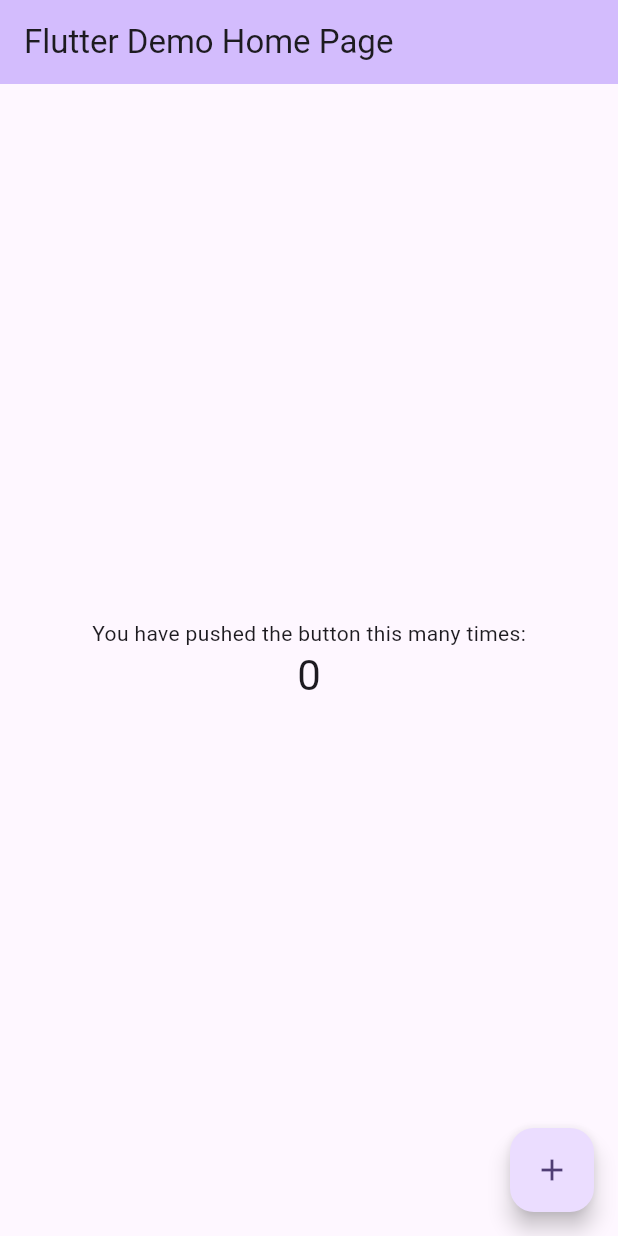
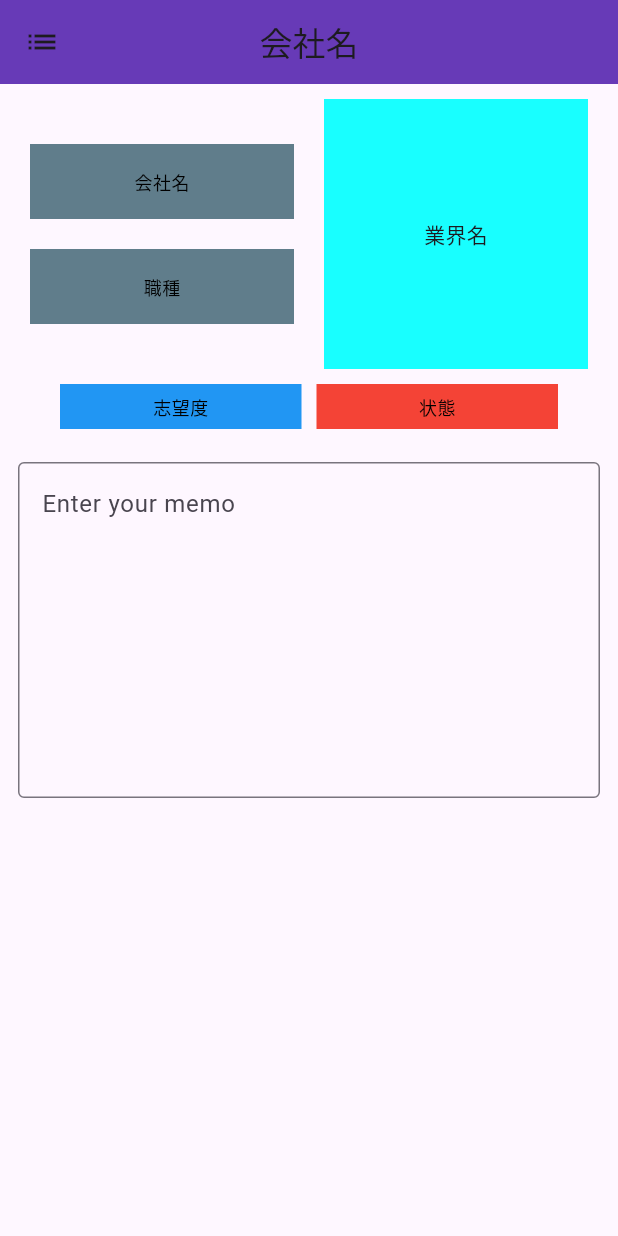
Before and after one commit to haru135790/syukaku, a Flutter app: the screen it shows after launch, on a phone screen of 412 x 824 dp. Run offline on Flutter 3.47's test engine with Material 3 defaults, Android fonts, the phone set to English and light mode, and no system bars.

Commit message:
最低限の箱

```diff
--- /dev/null
+++ b/flutter_syukaku/lib/jpcome.dart
@@ -0,0 +1,114 @@
+import 'package:flutter/material.dart';
+
+void main() {
+  runApp(const MyApp());
+}
+
+class MyApp extends StatelessWidget {
+  const MyApp({super.key});
+
+  // このウィジェットはアプリケーションのルートです。
+  @override
+  Widget build(BuildContext context) {
+    return MaterialApp(
+      title: 'Flutter デモ',
+      theme: ThemeData(
+        // これはアプリケーションのテーマです。
+        //
+        // 試してみてください: "flutter run" でアプリケーションを実行してみてください。
+        // アプリケーションには紫色のツールバーが表示されます。
+        // アプリを終了せずに、以下の colorScheme の seedColor を Colors.green に変更して、
+        // "hot reload" を実行してみてください（変更を保存するか、Flutter 対応の IDE で
+        // "hot reload" ボタンを押すか、コマンドラインでアプリを開始した場合は "r" を押します）。
+        //
+        // カウンターがゼロにリセットされないことに注目してください。
+        // リロード中にアプリケーションの状態は失われません。
+        // 状態をリセットするには、代わりにホットリスタートを使用してください。
+        //
+        // これは値だけでなくコードにも適用されます: ほとんどのコード変更は
+        // ホットリロードだけでテストできます。
+        colorScheme: ColorScheme.fromSeed(seedColor: Colors.deepPurple),
+        useMaterial3: true,
+      ),
+      home: const MyHomePage(title: 'Flutter デモ ホームページ'),
+    );
+  }
+}
+
+class MyHomePage extends StatefulWidget {
+  const MyHomePage({super.key, required this.title});
+
+  // このウィジェットはアプリケーションのホームページです。
+  // これはステートフルであり、見た目に影響を与えるフィールドを含む State オブジェクトを持ちます。
+
+  // このクラスは状態の設定です。これは親（この場合は App ウィジェット）から提供され、
+  // State の build メソッドで使用される値（この場合はタイトル）を保持します。
+  // Widget サブクラスのフィールドは常に "final" とマークされます。
+
+  final String title;
+
+  @override
+  State<MyHomePage> createState() => _MyHomePageState();
+}
+
+class _MyHomePageState extends State<MyHomePage> {
+  int _counter = 0;
+
+  void _incrementCounter() {
+    setState(() {
+      // この setState の呼び出しは、Flutter フレームワークにこの State で何かが変更されたことを伝え、
+      // それにより build メソッドが再実行され、表示が更新された値を反映するようになります。
+      // setState() を呼び出さずに _counter を変更した場合、build メソッドは再度呼び出されず、
+      // 何も起こらないように見えます。
+      _counter++;
+    });
+  }
+
+  @override
+  Widget build(BuildContext context) {
+    // このメソッドは setState が呼び出されるたびに再実行されます。
+    // 例えば、上記の _incrementCounter メソッドによって呼び出されます。
+    //
+    // Flutter フレームワークは、ビルドメソッドを再実行することを最適化しているため、
+    // 更新が必要なものを個別に変更するのではなく、必要なものをすべて再構築することができます。
+    return Scaffold(
+      appBar: AppBar(
+        // 試してみてください: ここで色を特定の色（例えば Colors.amber）に変更して、
+        // ホットリロードをトリガーして、AppBar の色が他の色と同じままであることを確認してください。
+        backgroundColor: Theme.of(context).colorScheme.inversePrimary,
+        // ここでは、App.build メソッドによって作成された MyHomePage オブジェクトの値を取得し、
+        // それを使用して appbar のタイトルを設定します。
+        title: Text(widget.title),
+      ),
+      body: Center(
+        // Center はレイアウトウィジェットです。単一の子を取り、それを親の中央に配置します。
+        child: Column(
+          // Column もレイアウトウィジェットです。子のリストを取り、それらを垂直に配置します。
+          // デフォルトでは、子を水平にフィットするようにサイズを設定し、親と同じ高さにしようとします。
+          //
+          // Column には、サイズを設定する方法や子を配置する方法を制御するためのさまざまなプロパティがあります。
+          // ここでは mainAxisAlignment を使用して、子を垂直に中央に配置します。
+          // ここでの主軸は垂直軸です。なぜなら、Column は垂直だからです（交差軸は水平になります）。
+          //
+          // 試してみてください: "デバッグペイント" を呼び出して（IDE で "Toggle Debug Paint" アクションを選択するか、
+          // コンソールで "p" を押します）、各ウィジェットのワイヤーフレームを確認してください。
+          mainAxisAlignment: MainAxisAlignment.center,
+          children: <Widget>[
+            const Text(
+              'ボタンを押した回数:',
+            ),
+            Text(
+              '$_counter',
+              style: Theme.of(context).textTheme.headlineMedium,
+            ),
+          ],
+        ),
+      ),
+      floatingActionButton: FloatingActionButton(
+        onPressed: _incrementCounter,
+        tooltip: 'インクリメント',
+        child: const Icon(Icons.add),
+      ), // この末尾のカンマは、ビルドメソッドの自動フォーマットをより良くします。
+    );
+  }
+}
--- a/flutter_syukaku/lib/main.dart
+++ b/flutter_syukaku/lib/main.dart
@@ -1,125 +1,25 @@
+import 'package:flutter/rendering.dart';
+import 'package:flutter_syukaku/memo_detail_ui.dart';
 import 'package:flutter/material.dart';
 
 void main() {
-  runApp(const MyApp());
+  debugPaintSizeEnabled=false;
+  runApp(MyApp());
 }
 
 class MyApp extends StatelessWidget {
-  const MyApp({super.key});
-
-  // This widget is the root of your application.
+  const MyApp({Key? key}) : super(key: key);
   @override
   Widget build(BuildContext context) {
     return MaterialApp(
-      title: 'Flutter Demo',
+      title: 'Generated App',
       theme: ThemeData(
-        // This is the theme of your application.
-        //
-        // TRY THIS: Try running your application with "flutter run". You'll see
-        // the application has a purple toolbar. Then, without quitting the app,
-        // try changing the seedColor in the colorScheme below to Colors.green
-        // and then invoke "hot reload" (save your changes or press the "hot
-        // reload" button in a Flutter-supported IDE, or press "r" if you used
-        // the command line to start the app).
-        //
-        // Notice that the counter didn't reset back to zero; the application
-        // state is not lost during the reload. To reset the state, use hot
-        // restart instead.
-        //
-        // This works for code too, not just values: Most code changes can be
-        // tested with just a hot reload.
-        colorScheme: ColorScheme.fromSeed(seedColor: Colors.deepPurple),
-        useMaterial3: true,
+        primarySwatch: Colors.blue,
+        primaryColor: const Color(0xFF2196f3),
+        //accentColor: const Color(0xFF2196f3),
+        canvasColor: const Color(0xFFfafafa),
       ),
-      home: const MyHomePage(title: 'Flutter Demo Home Page'),
+      home: MemoDetail(),
     );
   }
 }
-
-class MyHomePage extends StatefulWidget {
-  const MyHomePage({super.key, required this.title});
-
-  // This widget is the home page of your application. It is stateful, meaning
-  // that it has a State object (defined below) that contains fields that affect
-  // how it looks.
-
-  // This class is the configuration for the state. It holds the values (in this
-  // case the title) provided by the parent (in this case the App widget) and
-  // used by the build method of the State. Fields in a Widget subclass are
-  // always marked "final".
-
-  final String title;
-
-  @override
-  State<MyHomePage> createState() => _MyHomePageState();
-}
-
-class _MyHomePageState extends State<MyHomePage> {
-  int _counter = 0;
-
-  void _incrementCounter() {
-    setState(() {
-      // This call to setState tells the Flutter framework that something has
-      // changed in this State, which causes it to rerun the build method below
-      // so that the display can reflect the updated values. If we changed
-      // _counter without calling setState(), then the build method would not be
-      // called again, and so nothing would appear to happen.
-      _counter++;
-    });
-  }
-
-  @override
-  Widget build(BuildContext context) {
-    // This method is rerun every time setState is called, for instance as done
-    // by the _incrementCounter method above.
-    //
-    // The Flutter framework has been optimized to make rerunning build methods
-    // fast, so that you can just rebuild anything that needs updating rather
-    // than having to individually change instances of widgets.
-    return Scaffold(
-      appBar: AppBar(
-        // TRY THIS: Try changing the color here to a specific color (to
-        // Colors.amber, perhaps?) and trigger a hot reload to see the AppBar
-        // change color while the other colors stay the same.
-        backgroundColor: Theme.of(context).colorScheme.inversePrimary,
-        // Here we take the value from the MyHomePage object that was created by
-        // the App.build method, and use it to set our appbar title.
-        title: Text(widget.title),
-      ),
-      body: Center(
-        // Center is a layout widget. It takes a single child and positions it
-        // in the middle of the parent.
-        child: Column(
-          // Column is also a layout widget. It takes a list of children and
-          // arranges them vertically. By default, it sizes itself to fit its
-          // children horizontally, and tries to be as tall as its parent.
-          //
-          // Column has various properties to control how it sizes itself and
-          // how it positions its children. Here we use mainAxisAlignment to
-          // center the children vertically; the main axis here is the vertical
-          // axis because Columns are vertical (the cross axis would be
-          // horizontal).
-          //
-          // TRY THIS: Invoke "debug painting" (choose the "Toggle Debug Paint"
-          // action in the IDE, or press "p" in the console), to see the
-          // wireframe for each widget.
-          mainAxisAlignment: MainAxisAlignment.center,
-          children: <Widget>[
-            const Text(
-              'You have pushed the button this many times:',
-            ),
-            Text(
-              '$_counter',
-              style: Theme.of(context).textTheme.headlineMedium,
-            ),
-          ],
-        ),
-      ),
-      floatingActionButton: FloatingActionButton(
-        onPressed: _incrementCounter,
-        tooltip: 'Increment',
-        child: const Icon(Icons.add),
-      ), // This trailing comma makes auto-formatting nicer for build methods.
-    );
-  }
-}
--- /dev/null
+++ b/flutter_syukaku/lib/memo_detail_ui.dart
@@ -0,0 +1,173 @@
+import 'package:flutter/material.dart';
+
+class MemoDetail extends StatefulWidget {
+  const MemoDetail({Key? key}) : super(key: key);
+  @override
+  _MemoDetailState createState() => _MemoDetailState();
+}
+
+class _MemoDetailState extends State<MemoDetail> {
+  @override
+  Widget build(BuildContext context) {
+    return Scaffold(
+      appBar: AppBar(
+        backgroundColor: Colors.deepPurple,
+        leading: Icon(Icons.list),
+        centerTitle: true,
+        title: Text('会社名'),
+      ),
+      body: Column(
+        mainAxisAlignment: MainAxisAlignment.start,
+        mainAxisSize: MainAxisSize.max,
+        crossAxisAlignment: CrossAxisAlignment.center,
+        children: <Widget>[
+          SizedBox(
+            height: 10.0,
+          ),
+          Row(//上ブロック
+            mainAxisAlignment: MainAxisAlignment.start,
+            mainAxisSize: MainAxisSize.max,
+            crossAxisAlignment: CrossAxisAlignment.center,
+            children: <Widget>[
+              SizedBox(
+                width: 20.0,
+              ),
+              Expanded(
+                child: Column(
+                  mainAxisAlignment: MainAxisAlignment.start,
+                  mainAxisSize: MainAxisSize.max,
+                  crossAxisAlignment: CrossAxisAlignment.center,
+                  children: <Widget>[
+                    Container(
+                      color: Colors.blueGrey,
+                      height: 50,
+                      width: 200.0,
+                      padding: const EdgeInsets.all(0.0),
+                      alignment: Alignment.center,
+                      child: Text(
+                        "会社名",
+                        style: TextStyle(
+                          fontSize: 12.0,
+                          color: const Color(0xFF000000),
+                          fontWeight: FontWeight.w200,
+                          fontFamily: "Roboto",
+                        ),
+                      ),
+                    ),
+                    SizedBox(
+                      height: 20.0,
+                    ),
+                    Container(
+                      color: Colors.blueGrey,
+                      height: 50,
+                      padding: const EdgeInsets.all(0.0),
+                      alignment: Alignment.center,
+                      child: Text(
+                        "職種",
+                        style: TextStyle(
+                          fontSize: 12.0,
+                          color: const Color(0xFF000000),
+                          fontWeight: FontWeight.w200,
+                          fontFamily: "Roboto",
+                        ),
+                      ),
+                    ),
+                  ],
+                ),
+              ),
+              SizedBox(
+                width: 20.0,
+              ),
+              Expanded(
+                child: Container(
+                  height: 180,
+                  color: Colors.cyanAccent,
+                  alignment: Alignment.center,
+                  child: Text(
+                    "業界名",
+                  ),
+                ),
+              ),
+              SizedBox(
+                width: 20.0,
+              ),
+            ],
+          ),
+          SizedBox(
+            height: 10.0,
+          ),
+          Row(//志望度、状態
+            mainAxisAlignment: MainAxisAlignment.spaceAround,
+            children: <Widget>[
+              SizedBox(
+                height: 30,
+                width: 40.0,
+              ),
+              Expanded(
+                child: Container(
+                height: 30,
+
+                  color: Colors.blue,
+                  padding: const EdgeInsets.all(0.0),
+                  alignment: Alignment.center,
+                  child: Text(
+                    "志望度",
+                    style: TextStyle(
+                      fontSize: 12.0,
+                      color: const Color(0xFF000000),
+                      fontWeight: FontWeight.w200,
+                      fontFamily: "Roboto",
+                    ),
+                  ),
+                ),
+              ),
+              SizedBox(
+                width: 10.0,
+              ),
+              Expanded(
+                child: Container(
+                height: 30,
+
+                  color: Colors.red,
+                  padding: const EdgeInsets.all(0.0),
+                  alignment: Alignment.center,
+                  child: Text(
+                    "状態",
+                    style: TextStyle(
+                      fontSize: 12.0,
+                      color: const Color(0xFF000000),
+                      fontWeight: FontWeight.w200,
+                      fontFamily: "Roboto",
+                    ),
+                  ),
+                ),
+              ),
+              SizedBox(
+                width: 40.0,
+              ),
+
+            ],
+          ),
+          SizedBox(
+            height: 10.0,
+          ),
+          Container(//概要
+            margin: const EdgeInsets.all(12.0),
+            child: Scrollbar(
+
+              child: TextField(
+                keyboardType: TextInputType.multiline,
+                maxLines: null,
+                minLines: 8,
+                decoration: InputDecoration(
+                  border: OutlineInputBorder(),
+                  hintText: 'Enter your memo',
+                ),
+              ),
+            ),
+          ),
+        ],
+      ),
+    );
+  }
+}
```
